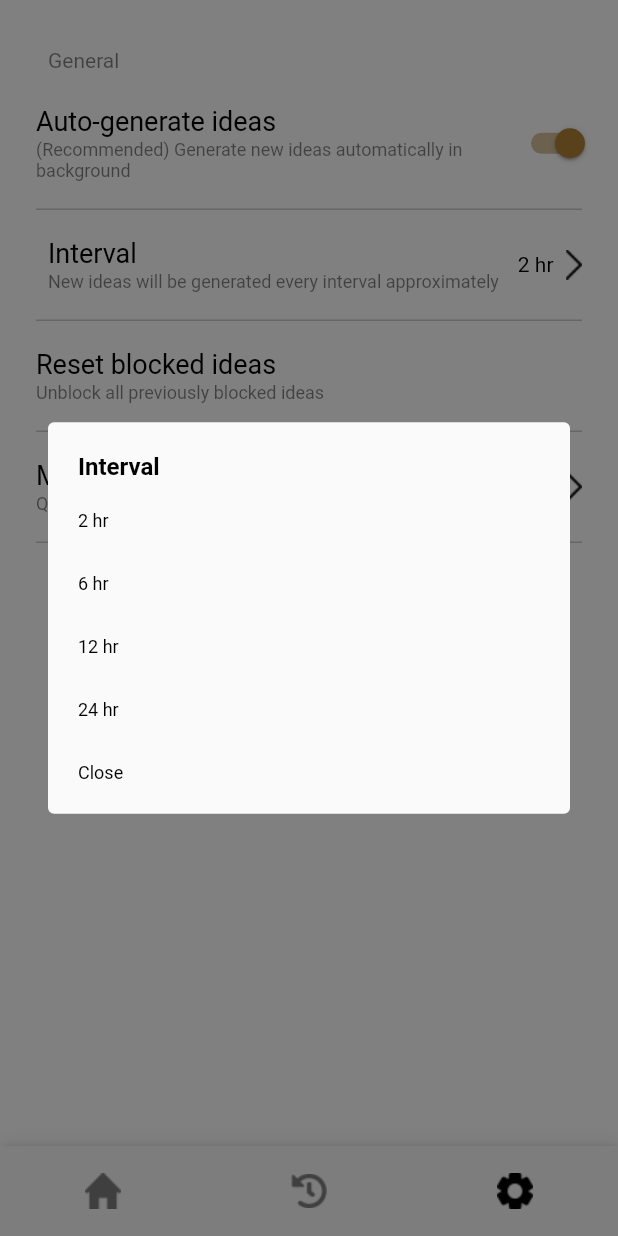
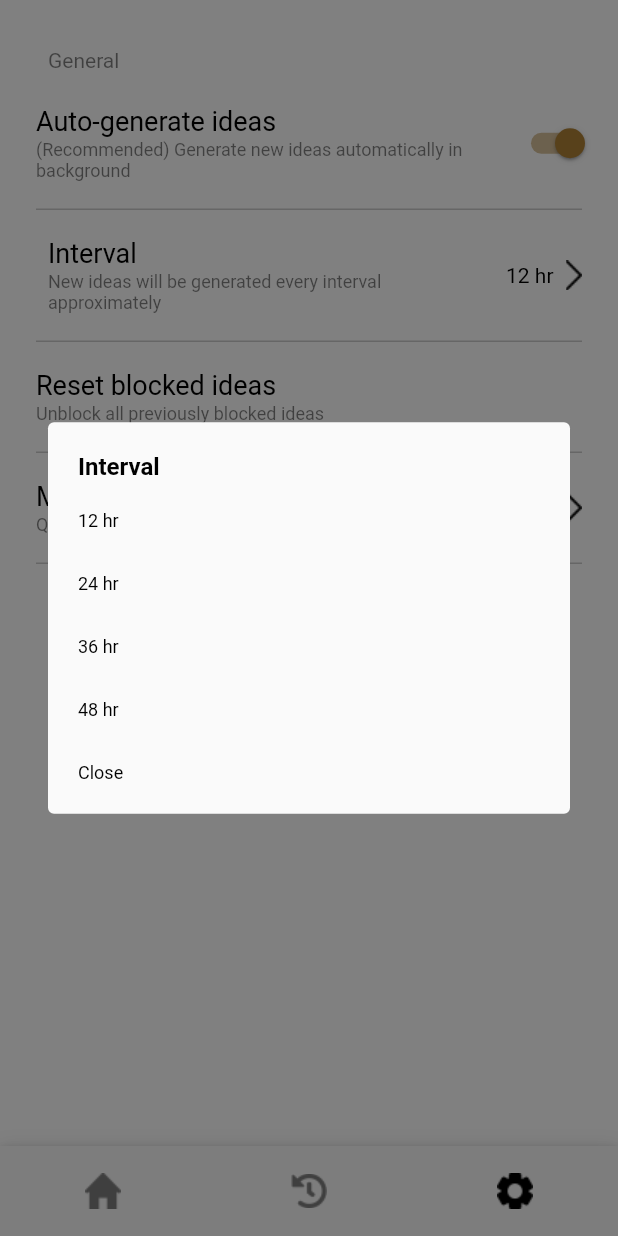
Before and after one commit to giantsol/Yellow-Box, a Flutter app: the SettingsScreen widget shown alone on an empty page, opened directly, after a tap on "Auto-generate ideas", after a tap on "Interval", on a phone screen of 412 x 824 dp. Run offline on Flutter 3.47's test engine with Material 2 defaults, Android fonts, the phone set to English and light mode, and no system bars; our stand-ins replace fluttertoast, rxdart, shared_preferences, speech_to_text, sqflite, tuple; accounts and stored records are empty.

Commit message:
Change interval hour values

```diff
--- a/lib/datasource/AppPreferences.dart
+++ b/lib/datasource/AppPreferences.dart
@@ -8,7 +8,7 @@ class AppPreferences {
   static const KEY_LAST_ACTIVE_TIME = 'last.active.time';
 
   static const DEFAULT_AUTO_GENERATE_IDEAS = false;
-  static const DEFAULT_AUTO_GENERATE_INTERVAL_HOURS = 2;
+  static const DEFAULT_AUTO_GENERATE_INTERVAL_HOURS = 12;
 
   final _prefs = BehaviorSubject<SharedPreferences>();
 
--- a/lib/ui/settings/SettingsScreen.dart
+++ b/lib/ui/settings/SettingsScreen.dart
@@ -75,20 +75,20 @@ class _SettingsScreenState extends State<SettingsScreen> with AutomaticKeepAlive
             title: AppLocalizations.of(context).intervalTitle,
             items: [
               ChoiceItem(
-                AppLocalizations.of(context).getIntervalHours(2),
-                  () => _bloc.onIntervalChoiceClicked(2),
-              ),
-              ChoiceItem(
-                AppLocalizations.of(context).getIntervalHours(6),
-                  () => _bloc.onIntervalChoiceClicked(6),
-              ),
-              ChoiceItem(
                 AppLocalizations.of(context).getIntervalHours(12),
                   () => _bloc.onIntervalChoiceClicked(12),
               ),
               ChoiceItem(
                 AppLocalizations.of(context).getIntervalHours(24),
                   () => _bloc.onIntervalChoiceClicked(24),
+              ),
+              ChoiceItem(
+                AppLocalizations.of(context).getIntervalHours(36),
+                  () => _bloc.onIntervalChoiceClicked(36),
+              ),
+              ChoiceItem(
+                AppLocalizations.of(context).getIntervalHours(48),
+                  () => _bloc.onIntervalChoiceClicked(48),
               ),
               ChoiceItem(
                 AppLocalizations.of(context).close,
```
